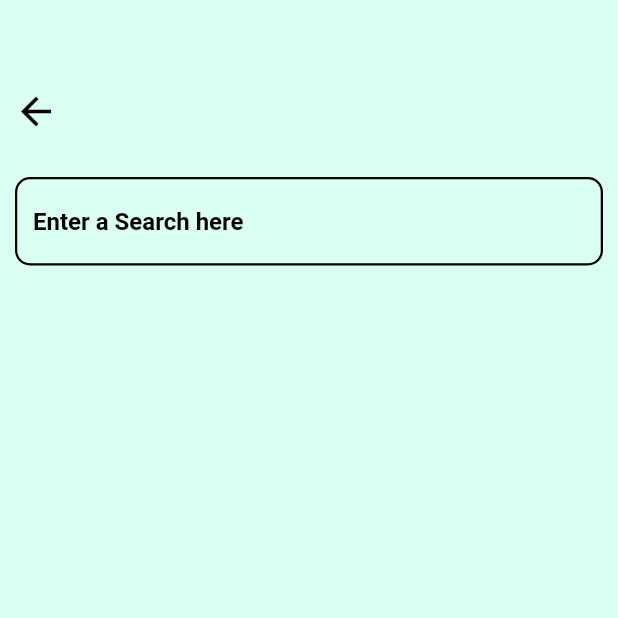
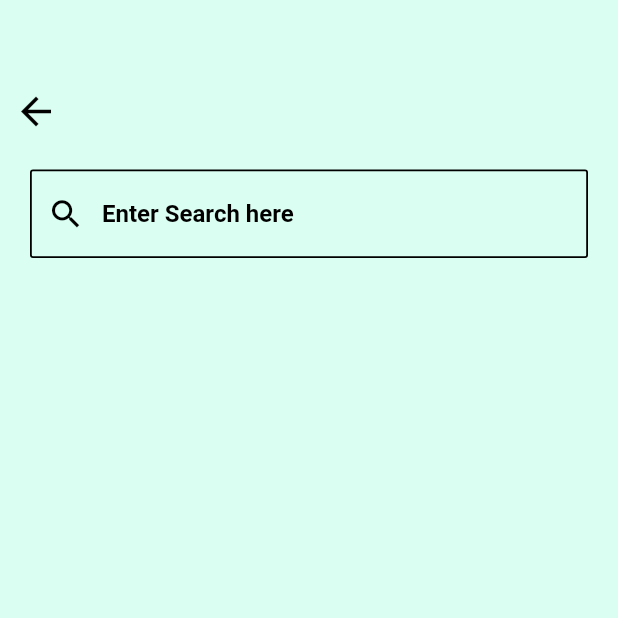
Before and after one commit to aisha06/elarmingapp, a Flutter app: the SearchScreen screen opened directly, on a phone screen of 412 x 824 dp, the top half of it. Run offline on Flutter 3.47's test engine with Material 2 defaults, Android fonts, the phone set to English and light mode, and no system bars; our stand-ins replace carousel_slider, cloud_firestore, firebase_auth, firebase_core, flutter_switch, get and 2 more; accounts and stored records are empty.

Commit message:
chnages all

```diff
--- a/lib/views/search_screen.dart
+++ b/lib/views/search_screen.dart
@@ -57,25 +57,30 @@ class _SearchScreenState extends State<SearchScreen> {
             children: [
               Padding(
                 padding: EdgeInsets.symmetric(
-                  horizontal: 10,
-                  vertical: 20,
+                  horizontal: 20,
+                  vertical: 15,
                 ),
                 child: TextField(
                     decoration: InputDecoration(
-                  hintText: "Enter a Search here",
+                  hintText: "Enter Search here",
+                  prefixIcon: Icon(
+                    Icons.search,
+                    color: Colors.black,
+                    size: 25,
+                  ),
                   hintStyle: TextStyle(
                       fontWeight: FontWeight.bold,
                       fontSize: 16,
                       color: Colors.black),
                   focusedBorder: OutlineInputBorder(
-                    borderRadius: BorderRadius.circular(10),
+                    borderRadius: BorderRadius.circular(2),
                     borderSide:
-                        const BorderSide(color: Colors.black, width: 2.5),
+                        const BorderSide(color: Colors.black, width: 1.2),
                   ),
                   enabledBorder: OutlineInputBorder(
-                    borderRadius: BorderRadius.circular(10),
+                    borderRadius: BorderRadius.circular(2),
                     borderSide:
-                        const BorderSide(color: Colors.black, width: 1.5),
+                        const BorderSide(color: Colors.black, width: 1.2),
                   ),
                 )),
               ),
```
Also changed, not shown: lib/views/home_Screen.dart (+21 -8 lines), lib/views/profile_screen.dart (+12 -67 lines).
